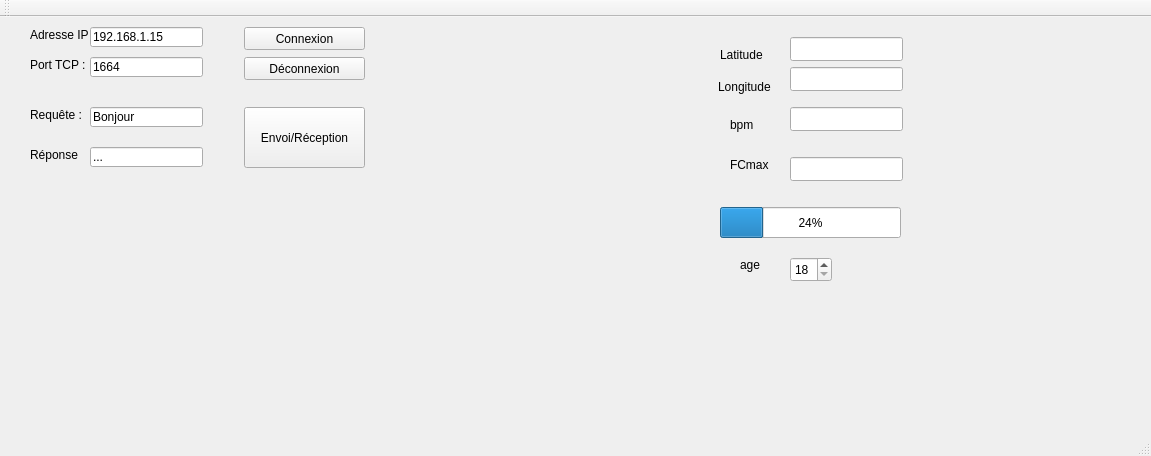
RazeSorcererKing/telemetrie-marathon, file mainwindow.ui: the form before one commit.
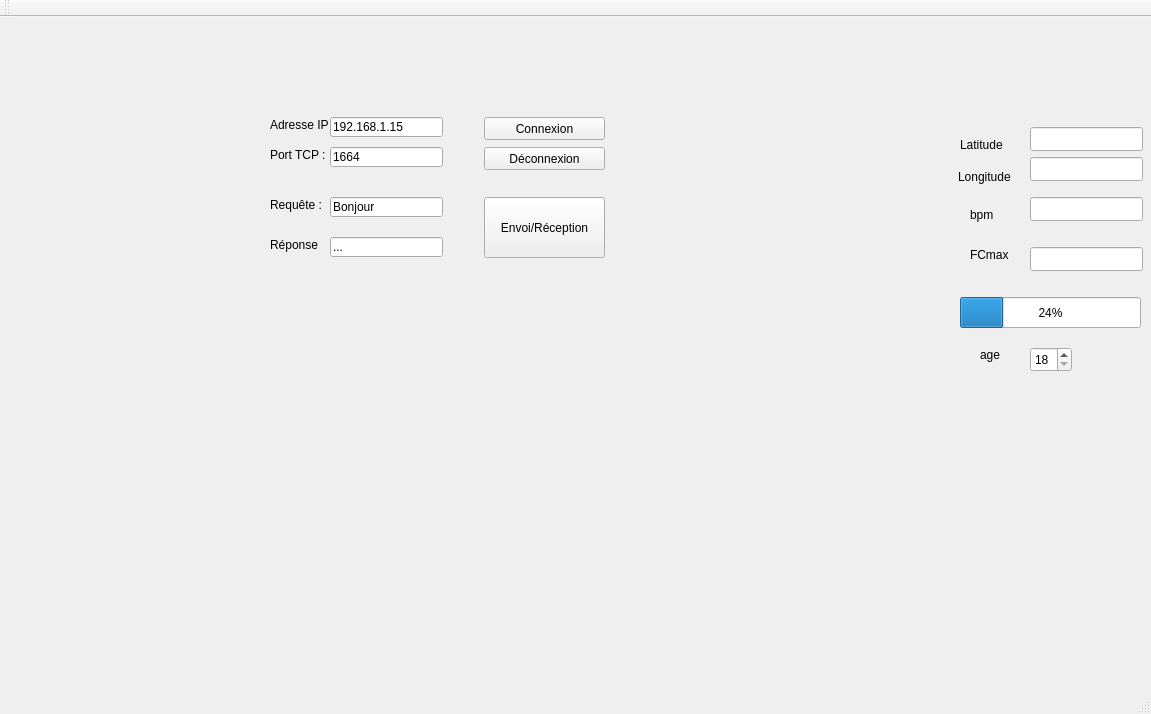
The form after the commit. Icons and pictures are not drawn.

Patch:
```diff
--- a/mainwindow.ui
+++ b/mainwindow.ui
@@ -7,7 +7,7 @@
     <x>0</x>
     <y>0</y>
     <width>1151</width>
-    <height>456</height>
+    <height>714</height>
    </rect>
   </property>
   <property name="windowTitle">
@@ -17,8 +17,8 @@
    <widget class="QLabel" name="label_1">
     <property name="geometry">
      <rect>
-      <x>30</x>
-      <y>10</y>
+      <x>270</x>
+      <y>100</y>
       <width>81</width>
       <height>16</height>
      </rect>
@@ -30,8 +30,8 @@
    <widget class="QLabel" name="label_2">
     <property name="geometry">
      <rect>
-      <x>30</x>
-      <y>40</y>
+      <x>270</x>
+      <y>130</y>
       <width>81</width>
       <height>16</height>
      </rect>
@@ -43,8 +43,8 @@
    <widget class="QLabel" name="label_3">
     <property name="geometry">
      <rect>
-      <x>30</x>
-      <y>90</y>
+      <x>270</x>
+      <y>180</y>
       <width>71</width>
       <height>16</height>
      </rect>
@@ -56,8 +56,8 @@
    <widget class="QLineEdit" name="lineEdit_ip">
     <property name="geometry">
      <rect>
-      <x>90</x>
-      <y>10</y>
+      <x>330</x>
+      <y>100</y>
       <width>113</width>
       <height>20</height>
      </rect>
@@ -69,8 +69,8 @@
    <widget class="QLineEdit" name="lineEdit_port">
     <property name="geometry">
      <rect>
-      <x>90</x>
-      <y>40</y>
+      <x>330</x>
+      <y>130</y>
       <width>113</width>
       <height>20</height>
      </rect>
@@ -82,8 +82,8 @@
    <widget class="QLineEdit" name="lineEdit_requete">
     <property name="geometry">
      <rect>
-      <x>90</x>
-      <y>90</y>
+      <x>330</x>
+      <y>180</y>
       <width>113</width>
       <height>20</height>
      </rect>
@@ -95,8 +95,8 @@
    <widget class="QLabel" name="label_4">
     <property name="geometry">
      <rect>
-      <x>30</x>
-      <y>130</y>
+      <x>270</x>
+      <y>220</y>
       <width>51</width>
       <height>16</height>
      </rect>
@@ -108,8 +108,8 @@
    <widget class="QLineEdit" name="lineEdit_reponse">
     <property name="geometry">
      <rect>
-      <x>90</x>
-      <y>130</y>
+      <x>330</x>
+      <y>220</y>
       <width>113</width>
       <height>20</height>
      </rect>
@@ -121,8 +121,8 @@
    <widget class="QPushButton" name="connexionButton">
     <property name="geometry">
      <rect>
-      <x>244</x>
-      <y>10</y>
+      <x>484</x>
+      <y>100</y>
       <width>121</width>
       <height>23</height>
      </rect>
@@ -134,8 +134,8 @@
    <widget class="QPushButton" name="deconnexionButton">
     <property name="geometry">
      <rect>
-      <x>244</x>
-      <y>40</y>
+      <x>484</x>
+      <y>130</y>
       <width>121</width>
       <height>23</height>
      </rect>
@@ -147,8 +147,8 @@
    <widget class="QPushButton" name="envoiButton">
     <property name="geometry">
      <rect>
-      <x>244</x>
-      <y>90</y>
+      <x>484</x>
+      <y>180</y>
       <width>121</width>
       <height>61</height>
      </rect>
@@ -160,8 +160,8 @@
    <widget class="QLineEdit" name="lineEdit_lat">
     <property name="geometry">
      <rect>
-      <x>790</x>
-      <y>20</y>
+      <x>1030</x>
+      <y>110</y>
       <width>113</width>
       <height>24</height>
      </rect>
@@ -173,8 +173,8 @@
    <widget class="QLineEdit" name="lineEdit_long">
     <property name="geometry">
      <rect>
-      <x>790</x>
-      <y>50</y>
+      <x>1030</x>
+      <y>140</y>
       <width>113</width>
       <height>24</height>
      </rect>
@@ -186,8 +186,8 @@
    <widget class="QLineEdit" name="lineEdit_bpm">
     <property name="geometry">
      <rect>
-      <x>790</x>
-      <y>90</y>
+      <x>1030</x>
+      <y>180</y>
       <width>113</width>
       <height>24</height>
      </rect>
@@ -199,8 +199,8 @@
    <widget class="QLabel" name="label">
     <property name="geometry">
      <rect>
-      <x>720</x>
-      <y>30</y>
+      <x>960</x>
+      <y>120</y>
       <width>49</width>
       <height>16</height>
      </rect>
@@ -212,8 +212,8 @@
    <widget class="QLabel" name="label_5">
     <property name="geometry">
      <rect>
-      <x>718</x>
-      <y>60</y>
+      <x>958</x>
+      <y>150</y>
       <width>61</width>
       <height>20</height>
      </rect>
@@ -225,8 +225,8 @@
    <widget class="QLabel" name="label_6">
     <property name="geometry">
      <rect>
-      <x>730</x>
-      <y>100</y>
+      <x>970</x>
+      <y>190</y>
       <width>49</width>
       <height>16</height>
      </rect>
@@ -238,8 +238,8 @@
    <widget class="QSpinBox" name="spinBox">
     <property name="geometry">
      <rect>
-      <x>790</x>
-      <y>240</y>
+      <x>1030</x>
+      <y>330</y>
       <width>42</width>
       <height>25</height>
      </rect>
@@ -254,8 +254,8 @@
    <widget class="QLabel" name="label_7">
     <property name="geometry">
      <rect>
-      <x>740</x>
-      <y>240</y>
+      <x>980</x>
+      <y>330</y>
       <width>49</width>
       <height>16</height>
      </rect>
@@ -267,8 +267,8 @@
    <widget class="QProgressBar" name="progressBar">
     <property name="geometry">
      <rect>
-      <x>720</x>
-      <y>190</y>
+      <x>960</x>
+      <y>280</y>
       <width>181</width>
       <height>31</height>
      </rect>
@@ -280,8 +280,8 @@
    <widget class="QLabel" name="label_8">
     <property name="geometry">
      <rect>
-      <x>730</x>
-      <y>140</y>
+      <x>970</x>
+      <y>230</y>
       <width>49</width>
       <height>16</height>
      </rect>
@@ -293,13 +293,29 @@
    <widget class="QLineEdit" name="lineEdit_fcmax">
     <property name="geometry">
      <rect>
-      <x>790</x>
-      <y>140</y>
+      <x>1030</x>
+      <y>230</y>
       <width>113</width>
       <height>24</height>
      </rect>
     </property>
    </widget>
+   <widget class="QLabel" name="label_9">
+    <property name="geometry">
+     <rect>
+      <x>10</x>
+      <y>10</y>
+      <width>701</width>
+      <height>491</height>
+     </rect>
+    </property>
+    <property name="text">
+     <string/>
+    </property>
+    <property name="pixmap">
+     <pixmap resource="carte_la_rochelle.qrc">:/carte_la_rochelle.png</pixmap>
+    </property>
+   </widget>
   </widget>
   <widget class="QMenuBar" name="menuBar">
    <property name="geometry">
```
Left out of the diff: 4 changed lines with no effect on the pictures.
